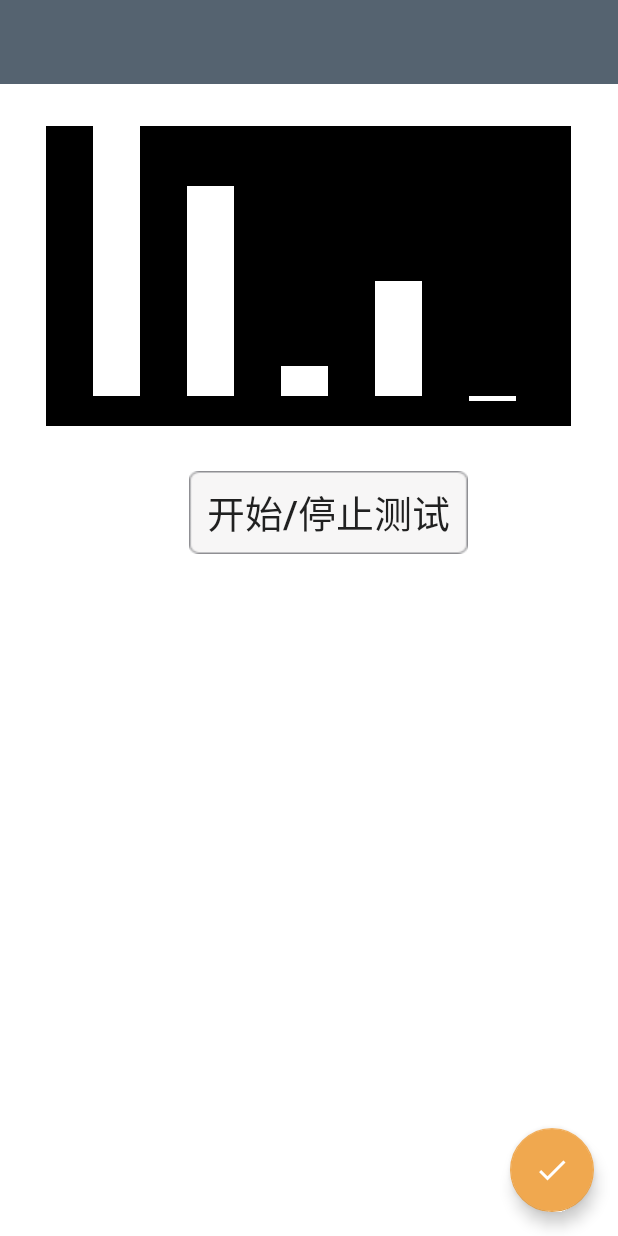
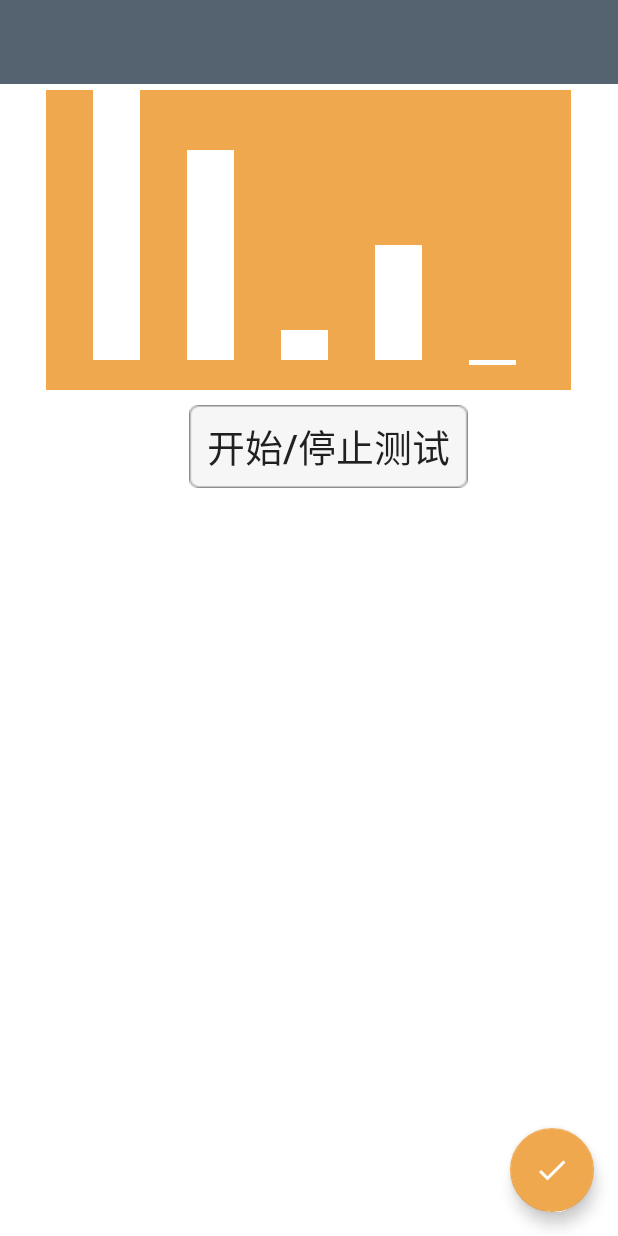
Before and after one commit to shuangjiang169/RoadInspect, an Android app: the layout activity_main.xml on its own in the app's theme, with its tools: preview values and no code run, on a phone screen of 412 x 824 dp. Run offline under Robolectric (Android 15) with nearby library versions, the phone set to English and light mode, and no system bars.

Commit message:
可以改变柱条背景颜色啦

```diff
--- a/app/src/main/res/layout/activity_main.xml
+++ b/app/src/main/res/layout/activity_main.xml
@@ -16,14 +16,13 @@
 
        <com.example.boyceng.roadinspect.AudioColumnView
            android:id="@+id/acv"
-
            android:layout_width="350dp"
            android:layout_height="200dp"
            android:layout_alignParentTop="true"
            android:layout_centerHorizontal="true"
            android:layout_gravity="center_horizontal"
-           android:layout_marginTop="84dp"
-           android:background="@android:color/background_dark" />
+           android:layout_marginTop="60dp"
+           android:background="#f0a84f" />
 
 
     <Button
@@ -33,7 +32,7 @@
 
         android:layout_alignEnd="@+id/cardView"
         android:layout_below="@+id/acv"
-        android:layout_marginTop="30dp"
+        android:layout_marginTop="10dp"
         android:background="@drawable/button_style"
         android:foreground="?attr/selectableItemBackground"
         android:text="  开始/停止测试  "
@@ -47,8 +46,8 @@
         android:layout_marginBottom="20dp"
         android:layout_marginLeft="100dp"
         android:layout_marginRight="100dp"
-        android:layout_marginTop="20dp"
-        card_view:cardBackgroundColor="#556370"
+        android:layout_marginTop="10dp"
+        card_view:cardBackgroundColor="#f0a84f"
         card_view:cardCornerRadius="10dp"
         android:id="@+id/cardView">
         <TextView
```
Also changed, not shown: app/src/main/java/com/example/boyceng/roadinspect/MainActivity.java (+8 -3 lines).
